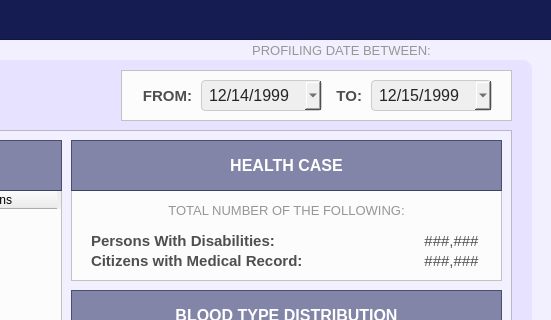
Before: the Qt Designer form Resources/UIs/MainPages/StatisticPages/health.ui in Yohhannn/Barangay-Records-Statistics-System, drawn with Qt 5; both pictures show x 799 to 1350 and y 0 to 320 of the 1350 by 850 pixel window.
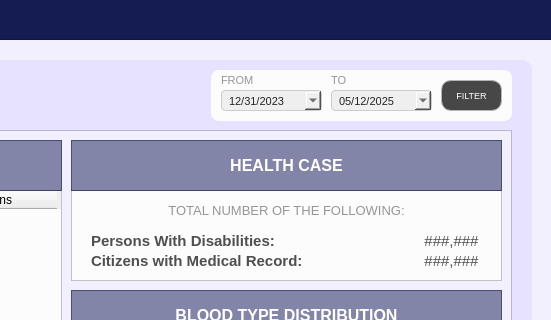
After: the same form once the commit is applied. Icons and pictures are not drawn.

Commit message: Statistics Added Filter Statistic Date UI

Diff of the .ui file:
```diff
--- a/Resources/UIs/MainPages/StatisticPages/health.ui
+++ b/Resources/UIs/MainPages/StatisticPages/health.ui
@@ -2044,15 +2044,16 @@
    <widget class="QFrame" name="demo_frameOthers_3">
     <property name="geometry">
      <rect>
-      <x>900</x>
+      <x>990</x>
       <y>10</y>
-      <width>391</width>
+      <width>301</width>
       <height>51</height>
      </rect>
     </property>
     <property name="styleSheet">
-     <string notr="true">#demo_frameOthers_3{
-	background-color: #fcfcfc;
+     <string notr="true">#demo_frameOthers_3 {
+  background-color: #fcfcfc;
+  border-radius: 8px; /* Adjust the pixel value to control the roundness */
 }</string>
     </property>
     <property name="frameShape">
@@ -2091,75 +2092,99 @@
       <set>Qt::AlignmentFlag::AlignLeading|Qt::AlignmentFlag::AlignLeft|Qt::AlignmentFlag::AlignVCenter</set>
      </property>
     </widget>
-    <widget class="QDateEdit" name="filter_date_max">
+    <widget class="QPushButton" name="filter_stat_date_button">
      <property name="geometry">
       <rect>
-       <x>250</x>
+       <x>230</x>
        <y>10</y>
-       <width>121</width>
+       <width>61</width>
        <height>31</height>
       </rect>
      </property>
      <property name="font">
       <font>
        <family>Arial</family>
-       <pointsize>12</pointsize>
+       <pointsize>7</pointsize>
       </font>
      </property>
+     <property name="cursor">
+      <cursorShape>PointingHandCursor</cursorShape>
+     </property>
+     <property name="focusPolicy">
+      <enum>Qt::FocusPolicy::NoFocus</enum>
+     </property>
      <property name="styleSheet">
-      <string notr="true">#filter_date_max{
-	background-color: rgb(239, 239, 239); /* Correct property name */
-    color: #242424; /* Set text color to black for better contrast */
-    border: 1px solid #ccc; /* Optional: Add a light border */
-    padding: 5px; /* Optional: Add some padding */
-    border-radius: 4px; /* Optional: Rounded corners */
+      <string notr="true">#filter_stat_date_button {
+
+background-color: #474747;
+
+color: white;
+
+border: 1px solid #b5b5b5;
+
+border-radius: 10px;
+
+padding: 10px;
+
+}
+
+
+
+#filter_stat_date_button:hover {
+
+background-color: #636363;
+
+color: white;
+
+}
+
+
+
+#filter_stat_date_button:pressed {
+
+background-color: #bfbfbf;
+
+color: white;
+
 }</string>
      </property>
-     <property name="dateTime">
-      <datetime>
-       <hour>0</hour>
-       <minute>0</minute>
-       <second>0</second>
-       <year>1999</year>
-       <month>12</month>
-       <day>15</day>
-      </datetime>
+     <property name="text">
+      <string>FILTER</string>
      </property>
-     <property name="displayFormat">
-      <string>MM/dd/yyyy</string>
+     <property name="icon">
+      <iconset>
+       <normaloff>../../../Assets/FuncIcons/icon_filter.svg</normaloff>../../../Assets/FuncIcons/icon_filter.svg</iconset>
      </property>
-     <property name="calendarPopup">
-      <bool>true</bool>
-     </property>
-     <property name="currentSectionIndex">
-      <number>0</number>
-     </property>
-     <property name="timeSpec">
-      <enum>Qt::TimeSpec::UTC</enum>
+     <property name="iconSize">
+      <size>
+       <width>18</width>
+       <height>18</height>
+      </size>
      </property>
     </widget>
     <widget class="QDateEdit" name="filter_date_min">
      <property name="geometry">
       <rect>
-       <x>80</x>
-       <y>10</y>
-       <width>121</width>
-       <height>31</height>
+       <x>10</x>
+       <y>20</y>
+       <width>101</width>
+       <height>21</height>
       </rect>
      </property>
      <property name="font">
       <font>
        <family>Arial</family>
-       <pointsize>12</pointsize>
+       <pointsize>8</pointsize>
       </font>
      </property>
      <property name="styleSheet">
-      <string notr="true">#filter_date_min{
-	background-color: rgb(239, 239, 239); /* Correct property name */
-    color: #242424; /* Set text color to black for better contrast */
-    border: 1px solid #ccc; /* Optional: Add a light border */
-    padding: 5px; /* Optional: Add some padding */
-    border-radius: 4px; /* Optional: Rounded corners */
+      <string notr="true">#filter_date_min {
+    background-color: rgb(239, 239, 239);
+    color: #242424;
+    border: 1px solid #ccc;
+    padding: 5px;
+    border-radius: 4px;
+    font-size: 0.8em; /* Example: 80% of the parent's font size */
 }</string>
      </property>
      <property name="dateTime">
@@ -2167,9 +2192,9 @@
        <hour>0</hour>
        <minute>0</minute>
        <second>0</second>
-       <year>1999</year>
+       <year>2023</year>
        <month>12</month>
-       <day>14</day>
+       <day>31</day>
       </datetime>
      </property>
      <property name="displayFormat">
@@ -2185,95 +2210,110 @@
       <enum>Qt::TimeSpec::UTC</enum>
      </property>
     </widget>
-    <widget class="QLabel" name="label_total_indppl_3">
+    <widget class="QDateEdit" name="filter_date_max">
      <property name="geometry">
       <rect>
-       <x>0</x>
-       <y>10</y>
-       <width>71</width>
-       <height>31</height>
+       <x>120</x>
+       <y>20</y>
+       <width>101</width>
+       <height>21</height>
       </rect>
      </property>
      <property name="font">
       <font>
        <family>Arial</family>
-       <pointsize>11</pointsize>
-       <bold>true</bold>
+       <pointsize>8</pointsize>
       </font>
      </property>
      <property name="styleSheet">
-      <string notr="true">#label_total_indppl_3 {
-	background-color: transparent;
-	color: #4f4f4f;
-}
-</string>
+      <string notr="true">#filter_date_max {
+    background-color: rgb(239, 239, 239);
+    color: #242424;
+    border: 1px solid #ccc;
+    padding: 5px;
+    border-radius: 4px;
+    font-size: 0.8em; /* Example: 80% of the parent's font size */
+}</string>
      </property>
+     <property name="dateTime">
+      <datetime>
+       <hour>0</hour>
+       <minute>0</minute>
+       <second>0</second>
+       <year>2025</year>
+       <month>5</month>
+       <day>12</day>
+      </datetime>
+     </property>
+     <property name="displayFormat">
+      <string>MM/dd/yyyy</string>
+     </property>
+     <property name="calendarPopup">
+      <bool>true</bool>
+     </property>
+     <property name="currentSectionIndex">
+      <number>0</number>
+     </property>
+     <property name="timeSpec">
+      <enum>Qt::TimeSpec::UTC</enum>
+     </property>
+    </widget>
+    <widget class="QLabel" name="label_from">
+     <property name="geometry">
+      <rect>
+       <x>10</x>
+       <y>1</y>
+       <width>101</width>
+       <height>20</height>
+      </rect>
+     </property>
+     <property name="font">
+      <font>
+       <family>Arial</family>
+       <pointsize>8</pointsize>
+      </font>
+     </property>
+     <property name="styleSheet">
+      <string notr="true">#label_from{
+	color: #969696;
+}</string>
+     </property>
      <property name="text">
-      <string>FROM:</string>
+      <string>&lt;html&gt;&lt;head/&gt;&lt;body&gt;&lt;p&gt;FROM&lt;/p&gt;&lt;/body&gt;&lt;/html&gt;</string>
      </property>
      <property name="alignment">
-      <set>Qt::AlignmentFlag::AlignRight|Qt::AlignmentFlag::AlignTrailing|Qt::AlignmentFlag::AlignVCenter</set>
+      <set>Qt::AlignmentFlag::AlignLeading|Qt::AlignmentFlag::AlignLeft|Qt::AlignmentFlag::AlignVCenter</set>
      </property>
     </widget>
-    <widget class="QLabel" name="label_total_indppl_4">
+    <widget class="QLabel" name="label_to">
      <property name="geometry">
       <rect>
-       <x>210</x>
-       <y>10</y>
-       <width>31</width>
-       <height>31</height>
+       <x>120</x>
+       <y>1</y>
+       <width>101</width>
+       <height>20</height>
       </rect>
      </property>
      <property name="font">
       <font>
        <family>Arial</family>
-       <pointsize>11</pointsize>
-       <bold>true</bold>
+       <pointsize>8</pointsize>
       </font>
      </property>
      <property name="styleSheet">
-      <string notr="true">#label_total_indppl_4 {
-	background-color: transparent;
-	color: #4f4f4f;
-}
-</string>
+      <string notr="true">#label_to{
+	color: #969696;
+}</string>
      </property>
      <property name="text">
-      <string>TO:</string>
+      <string>&lt;html&gt;&lt;head/&gt;&lt;body&gt;&lt;p&gt;TO&lt;/p&gt;&lt;/body&gt;&lt;/html&gt;</string>
      </property>
      <property name="alignment">
-      <set>Qt::AlignmentFlag::AlignRight|Qt::AlignmentFlag::AlignTrailing|Qt::AlignmentFlag::AlignVCenter</set>
+      <set>Qt::AlignmentFlag::AlignLeading|Qt::AlignmentFlag::AlignLeft|Qt::AlignmentFlag::AlignVCenter</set>
      </property>
     </widget>
    </widget>
   </widget>
-  <widget class="QLabel" name="label_desc2_6">
-   <property name="geometry">
-    <rect>
-     <x>1040</x>
-     <y>40</y>
-     <width>201</width>
-     <height>21</height>
-    </rect>
-   </property>
-   <property name="font">
-    <font>
-     <family>Arial</family>
-     <pointsize>10</pointsize>
-    </font>
-   </property>
-   <property name="styleSheet">
-    <string notr="true">#label_desc2_6{
-	color: #969696;
-}</string>
-   </property>
-   <property name="text">
-    <string>&lt;html&gt;&lt;head/&gt;&lt;body&gt;&lt;p&gt;PROFILING DATE BETWEEN:&lt;/p&gt;&lt;/body&gt;&lt;/html&gt;</string>
-   </property>
-   <property name="alignment">
-    <set>Qt::AlignmentFlag::AlignCenter</set>
-   </property>
-  </widget>
  </widget>
  <resources/>
  <connections/>
```
The commit also changes 8 other files.
